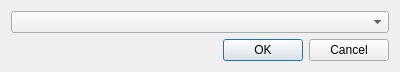
First picture: the form in src/forms/select_profile.ui, repository wakeofluna/qlivestream, before the edit.
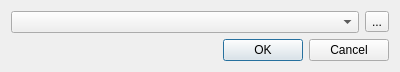
Second picture: the form after the edit.

Commit message: Create basic Edit Profile dialog

```diff
--- a/src/forms/select_profile.ui
+++ b/src/forms/select_profile.ui
@@ -15,7 +15,18 @@
   </property>
   <layout class="QVBoxLayout" name="verticalLayout">
    <item>
-    <widget class="QComboBox" name="cbbProfile"/>
+    <layout class="QHBoxLayout" name="layEdit">
+     <item>
+      <widget class="QComboBox" name="cbbProfile"/>
+     </item>
+     <item>
+      <widget class="QToolButton" name="btnEdit">
+       <property name="text">
+        <string>...</string>
+       </property>
+      </widget>
+     </item>
+    </layout>
    </item>
    <item>
     <widget class="QDialogButtonBox" name="btnBox">
```
The commit also changes 11 other files.
